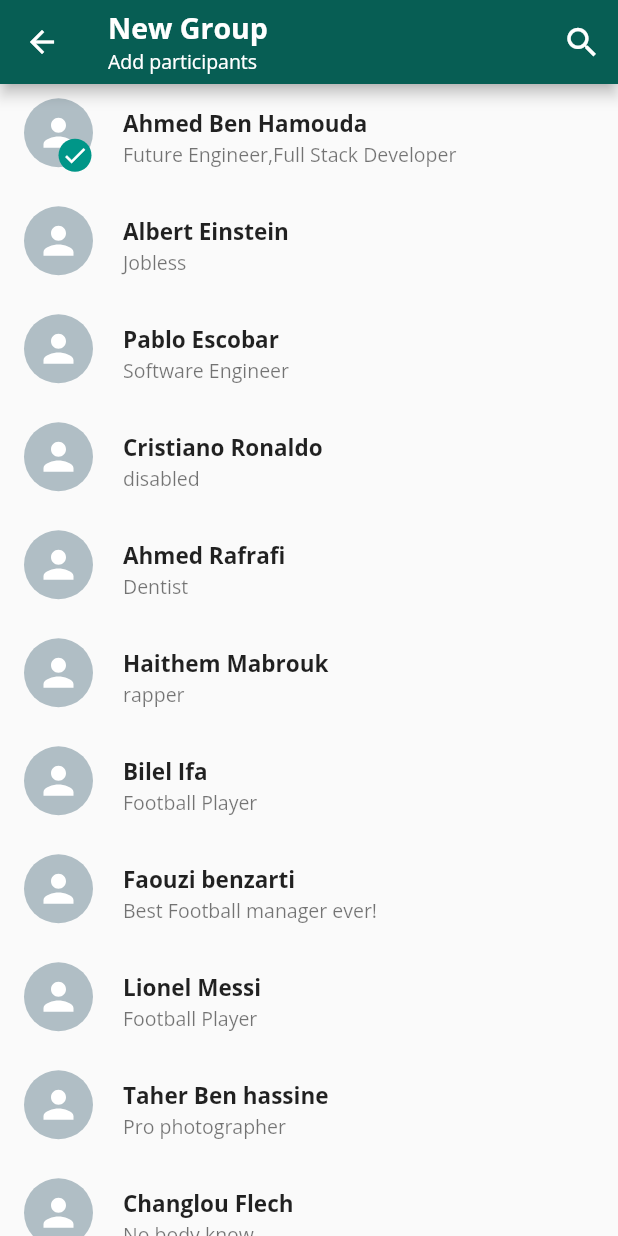
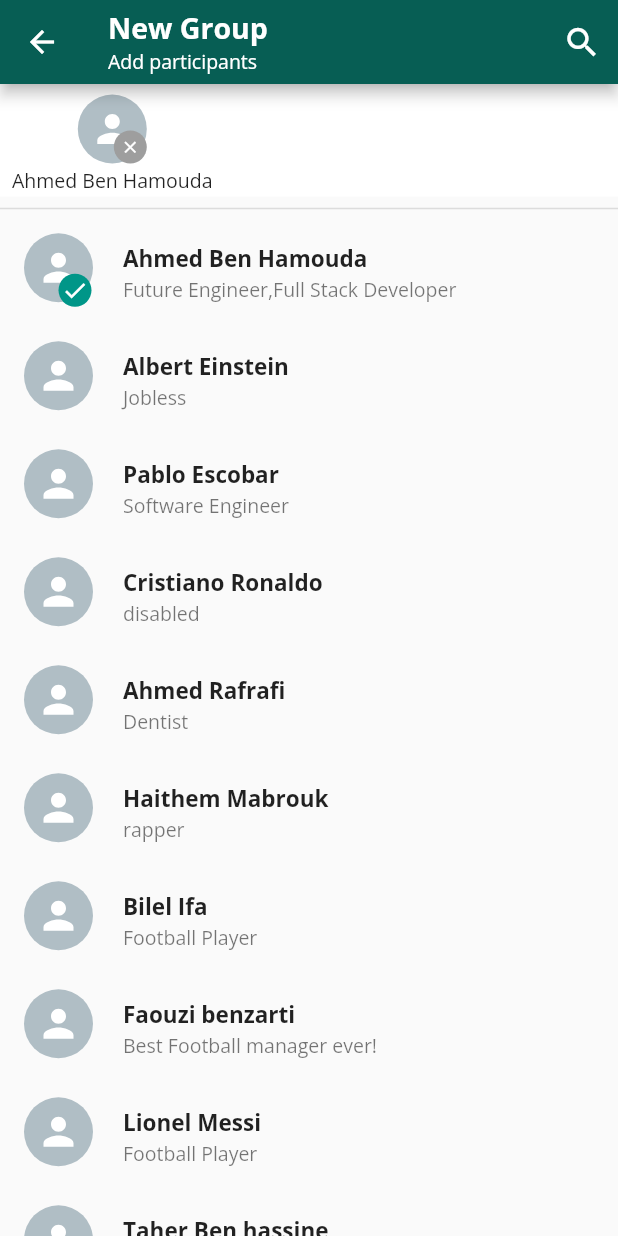
Before and after one commit to ngGenerateUsername/WhatsApp-Clone-Flutter-UI-Front, a Flutter app: the CreateGroup screen opened directly, after a tap on "Ahmed Ben Hamouda", on a phone screen of 412 x 824 dp. Run offline on Flutter 3.47's test engine with Material 2 defaults, Android fonts, the phone set to English and light mode, and no system bars; our stand-ins replace emoji_picker_flutter, flutter_svg.

Commit message:
complete create group screen

```diff
--- a/lib/Screens/CreateGroup.dart
+++ b/lib/Screens/CreateGroup.dart
@@ -1,5 +1,6 @@
-// ignore_for_file: file_names, unused_import, prefer_const_constructors, avoid_unnecessary_containers, prefer_const_literals_to_create_immutables, unused_field, curly_braces_in_flow_control_structures
+// ignore_for_file: file_names, unused_import, prefer_const_constructors, avoid_unnecessary_containers, prefer_const_literals_to_create_immutables, unused_field, curly_braces_in_flow_control_structures, prefer_is_empty
 import 'package:flutter/material.dart';
+import 'package:flutter_svg/svg.dart';
 import 'package:front/Models/ChatModel.dart';
 import 'package:front/components/ContactTile.dart';
 import 'package:front/main.dart';
@@ -96,49 +97,108 @@ class _CreateGroupState extends State<CreateGroup> {
             ),
           ],
         ),
-        body: ListView.builder(
-          itemCount: _contacts.length,
+        body: Stack(
+          children: [
+            ListView.builder(
+              itemCount: _contacts.length + 1,
               itemBuilder: (context, index) {
+                if (index == 0) {
+                  return Container(
+                    height: groups.length > 0 ? 90 : 10,
+                  );
+                }
                 return InkWell(
                   onTap: () {
-                if (_contacts[index].selected == false) {
+                    if (_contacts[index - 1].selected == false) {
                       setState(() {
-                    _contacts[index].selected = true;
-                    groups.add(_contacts[index]);
+                        _contacts[index - 1].selected = true;
+                        groups.add(_contacts[index - 1]);
                       });
                     } else {
                       setState(() {
-                    _contacts[index].selected = false;
-                    groups.remove(_contacts[index]);
+                        _contacts[index - 1].selected = false;
+                        groups.remove(_contacts[index - 1]);
                       });
                     }
                   },
-              child: ContactTile(contacts: _contacts[index]),
+                  child: ContactTile(contacts: _contacts[index - 1]),
                 );
               },
+            ),
+            groups.length > 0
+                ? Column(
+                    children: [
+                      Container(
+                        height: 75,
+                        color: Colors.white,
+                        child: ListView.builder(
+                          scrollDirection: Axis.horizontal,
+                          itemCount: groups.length,
+                          itemBuilder: (context, index) => InkWell(
+                            onTap: () {
+                              setState(() {
+                                int finder = _contacts.indexOf(groups[index]);
+                                _contacts[finder].selected = false;
+                                groups.remove(groups[index]);
+                              });
+                            },
+                            child: AvatarCard(groups[index].name.toString()),
+                          ),
+                        ),
+                      ),
+                      Divider(
+                        thickness: 1,
+                      ),
+                    ],
+                  )
+                : Container(),
+          ],
         ));
   }
 
-  Widget primaryCard(String name, IconData icon) {
-    return InkWell(
-      onTap: () => print("inkWell"),
-      child: ListTile(
-        leading: CircleAvatar(
+  Widget AvatarCard(String name) {
+    return Padding(
+      padding: const EdgeInsets.symmetric(vertical: 2, horizontal: 8),
+      child: Column(
+        mainAxisAlignment: MainAxisAlignment.end,
+        children: [
+          Stack(
+            children: [
+              CircleAvatar(
                 radius: 23,
+                child: SvgPicture.asset(
+                  "assets/svg/person.svg",
+                  color: Colors.white,
+                  height: 30,
+                  width: 30,
+                ),
+                backgroundColor: Colors.blueGrey[200],
+              ),
+              Positioned(
+                bottom: 0,
+                right: 0,
+                child: CircleAvatar(
+                  backgroundColor: Colors.grey,
+                  radius: 11,
                   child: Icon(
-            icon,
-            size: 26,
+                    Icons.clear,
                     color: Colors.white,
+                    size: 13,
                   ),
-          backgroundColor: Color(0xFF25D366),
                 ),
-        title: Text(
+              ),
+            ],
+          ),
+          SizedBox(
+            height: 2,
+          ),
+          Text(
             name,
             style: TextStyle(
-            fontSize: 15,
-            fontWeight: FontWeight.bold,
+              fontSize: 13,
             ),
           ),
+        ],
       ),
     );
   }
```
Lines whose indentation alone changed are shown as unchanged.
